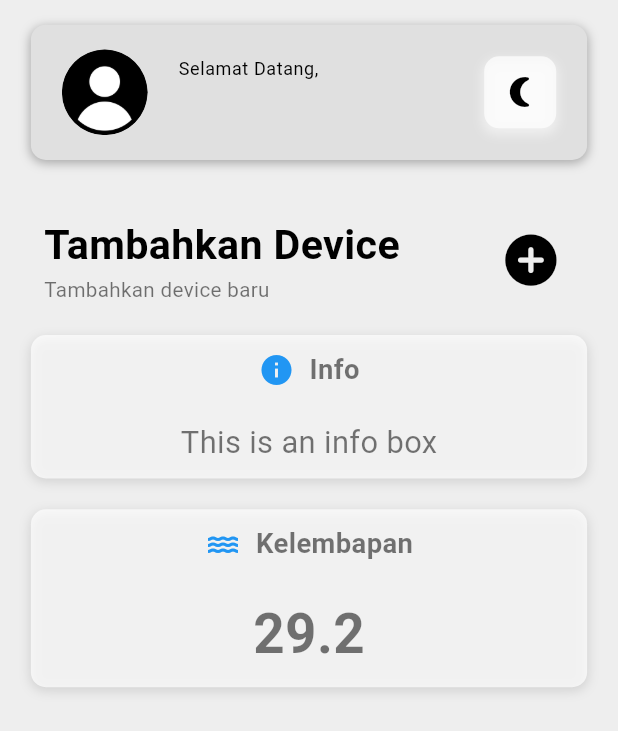
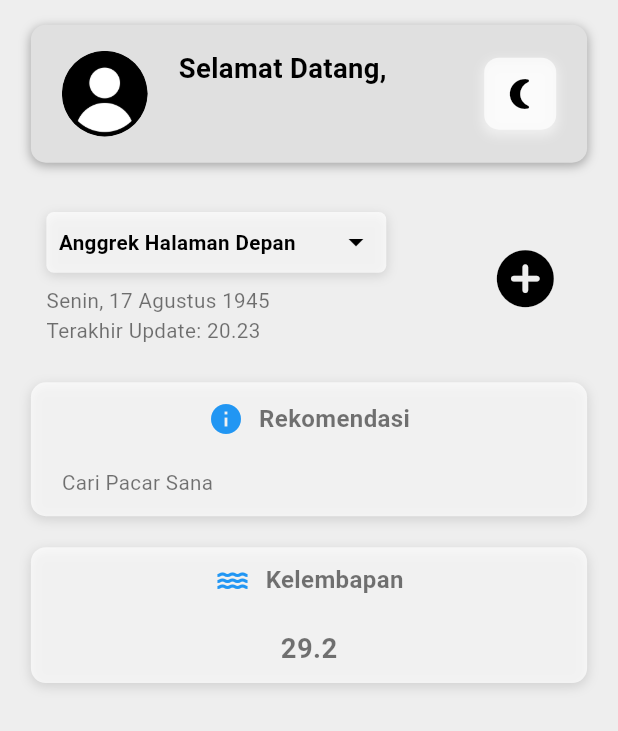
Before and after one commit to izasoerya/agrihub, a Flutter app: the AppLayout screen opened by its route, on a phone screen of 412 x 824 dp. Shown: the top 731 px of the screen. Run offline on Flutter 3.47's test engine with Material 3 defaults, Android fonts, the phone set to English and light mode, and no system bars; our stand-ins replace cloud_firestore, firebase_core, flutter_bloc, flutter_screenutil, go_router, modal_bottom_sheet; accounts and stored records are empty.

Commit message:
feat: ui for dashboard page

```diff
--- a/lib/src/presentation/layout/app_layout.dart
+++ b/lib/src/presentation/layout/app_layout.dart
@@ -7,7 +7,14 @@ class AppLayout extends StatelessWidget {
   @override
   Widget build(BuildContext context) {
     return Scaffold(
-      body: SingleChildScrollView(child: SafeArea(child: child)),
+      body: SingleChildScrollView(
+        child: SafeArea(
+          child: Container(
+              width: double.infinity,
+              alignment: Alignment.topCenter,
+              child: child),
+        ),
+      ),
     );
   }
 }
--- a/lib/src/presentation/pages/dashboard.dart
+++ b/lib/src/presentation/pages/dashboard.dart
@@ -4,6 +4,7 @@ import 'package:agrihub/src/presentation/widgets/atom/data_box.dart';
 import 'package:agrihub/src/presentation/widgets/atom/info_box.dart';
 import 'package:agrihub/src/presentation/widgets/atom/submit_button.dart';
 import 'package:agrihub/src/presentation/widgets/organism/header_content.dart';
+import 'package:agrihub/src/presentation/widgets/organism/header_device.dart';
 import 'package:agrihub/src/presentation/widgets/organism/header_profile.dart';
 import 'package:agrihub/src/presentation/widgets/atom/modal_bottom_sheet.dart';
 import 'package:agrihub/src/utils/textfield_handler.dart';
@@ -70,30 +71,34 @@ class _DashboardPageState extends State<DashboardPage> {
       ],
     );
     return SizedBox(
-      width: 1.sw,
+      width: ScreenUtil().orientation == Orientation.portrait ? 1.sw : 0.8.sw,
       child: Column(
         children: [
           const HeaderProfile(),
-          SizedBox(height: 0.025.sh),
-          Row(
+          SizedBox(height: 0.02.sh),
+          Container(
+            margin: EdgeInsets.symmetric(horizontal: 0.05.sw),
+            child: Row(
               mainAxisAlignment: MainAxisAlignment.spaceAround,
               children: [
-              const HeaderContent(
-                heading: 'Tambahkan Device',
-                subheading: 'Tambahkan device baru',
+                const HeaderDevice(
+                  heading: 'Anggrek Halaman Depan',
+                  subheading: 'Senin, 17 Agustus 1945 \nTerakhir Update: 20.23',
                   includeToggle: false,
                 ),
+                SizedBox(width: 0.05.sw),
                 ModalBottomSheet(content: contentBottomSheet),
               ],
             ),
-          SizedBox(height: 0.025.sh),
-          InfoBox(
-            title: 'Info',
-            data: 'This is an info box',
+          ),
+          SizedBox(height: 0.03.sh),
+          const InfoBox(
+            title: 'Rekomendasi',
+            data: 'Cari Pacar Sana',
             icon: Icons.info,
           ),
           SizedBox(height: 0.025.sh),
-          DataBox(
+          const DataBox(
             title: 'Kelembapan',
             data: '29.2',
             icon: Icons.water,
--- a/lib/src/presentation/themes/ui_mode.dart
+++ b/lib/src/presentation/themes/ui_mode.dart
@@ -4,8 +4,9 @@ class UiMode {
   static final darkMode = ThemeData(
     scaffoldBackgroundColor: Colors.grey[900],
     textTheme: const TextTheme(
+      bodySmall: TextStyle(color: Colors.white70),
+      bodyMedium: TextStyle(color: Colors.white70),
       bodyLarge: TextStyle(color: Colors.white),
-      bodyMedium: TextStyle(color: Colors.white70),
     ),
     appBarTheme: const AppBarTheme(
       color: Colors.teal,
--- a/lib/src/presentation/widgets/atom/data_box.dart
+++ b/lib/src/presentation/widgets/atom/data_box.dart
@@ -37,15 +37,20 @@ class DataBox extends StatelessWidget {
               Icon(icon, color: Colors.blue),
               const SizedBox(width: 10),
               Text(title,
-                  style:
-                      TextStyle(fontSize: 16.sp, fontWeight: FontWeight.bold)),
+                  style: TextStyle(
+                      fontSize: ScreenUtil().orientation == Orientation.portrait
+                          ? 14.sp
+                          : 8.sp,
+                      fontWeight: FontWeight.bold)),
             ],
           ),
           SizedBox(height: 0.025.sh),
           Text(
             data,
             style: TextStyle(
-              fontSize: 32.sp,
+              fontSize: ScreenUtil().orientation == Orientation.portrait
+                  ? 16.sp
+                  : 10.sp,
               fontWeight: FontWeight.bold,
               color: Theme.of(context).textTheme.bodyMedium!.color,
             ),
--- a/lib/src/presentation/widgets/atom/info_box.dart
+++ b/lib/src/presentation/widgets/atom/info_box.dart
@@ -17,7 +17,7 @@ class InfoBox extends StatelessWidget {
   Widget build(BuildContext context) {
     return Container(
       margin: EdgeInsets.symmetric(horizontal: 0.05.sw),
-      padding: const EdgeInsets.all(10),
+      padding: EdgeInsets.symmetric(horizontal: 0.05.sw, vertical: 0.015.sh),
       decoration: BoxDecoration(
         color: Theme.of(context).colorScheme.secondary,
         borderRadius: BorderRadius.circular(10),
@@ -30,25 +30,32 @@ class InfoBox extends StatelessWidget {
         ],
       ),
       child: Column(
+        crossAxisAlignment: CrossAxisAlignment.start,
         children: [
           Row(
             mainAxisAlignment: MainAxisAlignment.center,
             children: [
               Icon(Icons.info, color: Colors.blue),
               const SizedBox(width: 10),
-              Text('Info',
-                  style:
-                      TextStyle(fontSize: 16.sp, fontWeight: FontWeight.bold)),
+              Text(title,
+                  style: TextStyle(
+                      fontSize: ScreenUtil().orientation == Orientation.portrait
+                          ? 14.sp
+                          : 8.sp,
+                      fontWeight: FontWeight.bold)),
             ],
           ),
           SizedBox(height: 0.025.sh),
           Text(
-            'This is an info box',
+            data,
             style: TextStyle(
-              fontSize: 18.sp,
+              fontSize: ScreenUtil().orientation == Orientation.portrait
+                  ? 12.sp
+                  : 6.sp,
               fontWeight: FontWeight.normal,
               color: Theme.of(context).textTheme.bodyMedium!.color,
             ),
+            textAlign: TextAlign.start,
           ),
         ],
       ),
--- a/lib/src/presentation/widgets/atom/modal_bottom_sheet.dart
+++ b/lib/src/presentation/widgets/atom/modal_bottom_sheet.dart
@@ -34,7 +34,9 @@ class _ModalBottomSheetState extends State<ModalBottomSheet> {
           ),
         );
       },
-      icon: Icon(Icons.add_circle_rounded, size: 0.1.sw),
+      icon: Icon(Icons.add_circle_rounded,
+          size:
+              ScreenUtil().orientation == Orientation.portrait ? 40.sp : 20.sp),
     );
   }
 }
--- a/lib/src/presentation/widgets/organism/header_content.dart
+++ b/lib/src/presentation/widgets/organism/header_content.dart
@@ -21,6 +21,7 @@ class HeaderContent extends StatelessWidget {
         Container(
           alignment: Alignment.centerLeft,
           child: Column(
+            mainAxisAlignment: MainAxisAlignment.start,
             crossAxisAlignment: CrossAxisAlignment.start,
             children: [
               Text(
@@ -32,7 +33,10 @@ class HeaderContent extends StatelessWidget {
                       : 12.sp,
                   fontWeight: FontWeight.bold,
                 ),
+                textAlign: TextAlign.start,
+                overflow: TextOverflow.visible,
               ),
+              Padding(padding: EdgeInsets.only(top: 0.01.sh)),
               Text(
                 subheading,
                 style: TextStyle(
@@ -41,6 +45,7 @@ class HeaderContent extends StatelessWidget {
                       ? 12.sp
                       : 8.sp,
                 ),
+                textAlign: TextAlign.start,
               ),
             ],
           ),
--- /dev/null
+++ b/lib/src/presentation/widgets/organism/header_device.dart
@@ -0,0 +1,109 @@
+import 'package:agrihub/src/presentation/widgets/atom/toggle_ui_mode.dart';
+import 'package:flutter/material.dart';
+import 'package:flutter_screenutil/flutter_screenutil.dart';
+
+class HeaderDevice extends StatefulWidget {
+  final String heading;
+  final String subheading;
+  final bool? includeToggle;
+
+  const HeaderDevice({
+    super.key,
+    required this.heading,
+    required this.subheading,
+    this.includeToggle = true,
+  });
+
+  @override
+  _HeaderDeviceState createState() => _HeaderDeviceState();
+}
+
+class _HeaderDeviceState extends State<HeaderDevice> {
+  bool isExpanded = false;
+
+  void _toggleExpand() {
+    setState(() {
+      isExpanded = !isExpanded;
+    });
+  }
+
+  @override
+  Widget build(BuildContext context) {
+    return Row(
+      mainAxisAlignment: MainAxisAlignment.spaceBetween,
+      children: [
+        Container(
+          width: 0.55.sw,
+          alignment: Alignment.centerLeft,
+          child: Column(
+            mainAxisAlignment: MainAxisAlignment.start,
+            crossAxisAlignment: CrossAxisAlignment.start,
+            children: [
+              GestureDetector(
+                onTap: _toggleExpand,
+                child: Container(
+                  padding: EdgeInsets.symmetric(
+                    horizontal: 0.02.sw,
+                    vertical: 0.01.sh,
+                  ),
+                  decoration: BoxDecoration(
+                    color: Theme.of(context).colorScheme.secondary,
+                    borderRadius: BorderRadius.circular(5),
+                    boxShadow: const [
+                      BoxShadow(
+                        color: Colors.black12,
+                        offset: Offset(0, 2),
+                        blurRadius: 6,
+                      ),
+                    ],
+                  ),
+                  child: Row(
+                    mainAxisAlignment: MainAxisAlignment.start,
+                    children: [
+                      Expanded(
+                        child: Text(
+                          widget.heading,
+                          style: TextStyle(
+                            color: Theme.of(context).textTheme.bodyLarge!.color,
+                            fontSize:
+                                ScreenUtil().orientation == Orientation.portrait
+                                    ? 12.sp
+                                    : 6.sp,
+                            fontWeight: FontWeight.bold,
+                          ),
+                          textAlign: TextAlign.start,
+                          overflow: TextOverflow.visible,
+                          maxLines: null, // Allow multiline text
+                        ),
+                      ),
+                      Icon(
+                        isExpanded
+                            ? Icons.arrow_drop_up
+                            : Icons.arrow_drop_down,
+                        color: Theme.of(context).textTheme.bodyLarge!.color,
+                      ),
+                    ],
+                  ),
+                ),
+              ),
+              Padding(padding: EdgeInsets.only(top: 0.01.sh)),
+              Text(
+                widget.subheading,
+                style: TextStyle(
+                  color: Theme.of(context).textTheme.bodyMedium!.color,
+                  fontSize: ScreenUtil().orientation == Orientation.portrait
+                      ? 12.sp
+                      : 6.sp,
+                ),
+                textAlign: TextAlign.start,
+                maxLines: null, // Allow multiline text
+                overflow: TextOverflow.visible,
+              ),
+            ],
+          ),
+        ),
+        widget.includeToggle! ? const ToggleUIModeButton() : const SizedBox(),
+      ],
+    );
+  }
+}
--- a/lib/src/presentation/widgets/organism/header_profile.dart
+++ b/lib/src/presentation/widgets/organism/header_profile.dart
@@ -1,6 +1,7 @@
 import 'package:agrihub/src/presentation/widgets/atom/toggle_ui_mode.dart';
 import 'package:agrihub/src/utils/account.dart';
 import 'package:flutter/material.dart';
+import 'package:flutter/services.dart';
 import 'package:flutter_screenutil/flutter_screenutil.dart';
 
 class HeaderProfile extends StatelessWidget {
@@ -29,7 +30,9 @@ class HeaderProfile extends StatelessWidget {
           Row(
             children: [
               CircleAvatar(
-                radius: 25.sp,
+                radius: ScreenUtil().orientation == Orientation.portrait
+                    ? 25.sp
+                    : 15.sp,
                 backgroundImage:
                     const AssetImage('assets/images/default_profile.png'),
               ),
@@ -39,13 +42,25 @@ class HeaderProfile extends StatelessWidget {
                 children: [
                   Text(
                     'Selamat Datang,',
-                    style: Theme.of(context).textTheme.bodySmall,
+                    style: TextStyle(
+                      color: Theme.of(context).textTheme.bodyLarge!.color,
+                      fontSize: ScreenUtil().orientation == Orientation.portrait
+                          ? 16.sp
+                          : 8.sp,
+                      fontWeight: FontWeight.bold,
+                    ),
                     textAlign: TextAlign.start,
                   ),
                   const SizedBox(height: 10),
                   Text(
                     userLoggedIn.displayName,
-                    style: Theme.of(context).textTheme.bodyMedium,
+                    style: TextStyle(
+                      color: Theme.of(context).textTheme.bodyMedium!.color,
+                      fontSize: ScreenUtil().orientation == Orientation.portrait
+                          ? 14.sp
+                          : 7.sp,
+                      fontWeight: FontWeight.bold,
+                    ),
                     textAlign: TextAlign.start,
                   ),
                 ],
```
Lines whose indentation alone changed are shown as unchanged.
